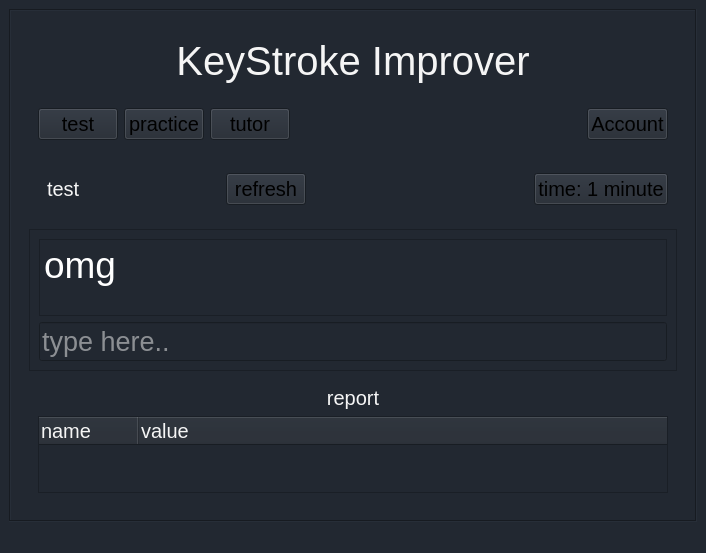
This is home.ui in Prakash5209/typing_tutor as Qt 5 draws it before an edit. The edited form follows.
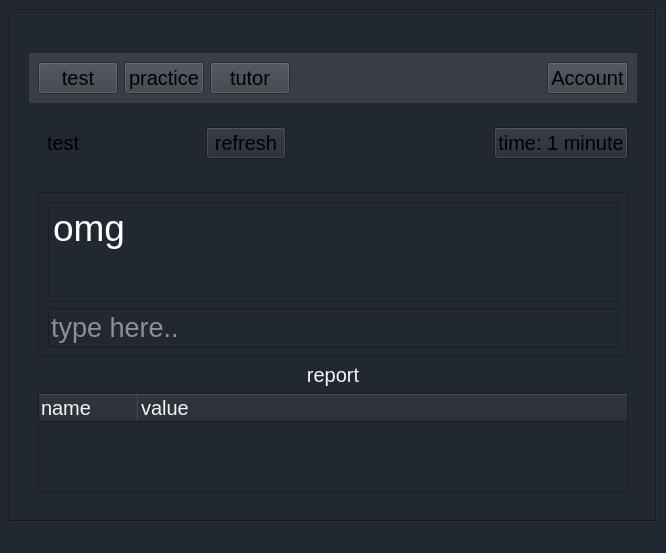
This is the edited form.

```diff
--- a/home.ui
+++ b/home.ui
@@ -6,7 +6,7 @@
    <rect>
     <x>0</x>
     <y>0</y>
-    <width>706</width>
+    <width>666</width>
     <height>553</height>
    </rect>
   </property>
@@ -48,7 +48,7 @@
         <rect>
          <x>0</x>
          <y>0</y>
-         <width>684</width>
+         <width>644</width>
          <height>488</height>
         </rect>
        </property>
@@ -127,7 +127,7 @@
                     </font>
                    </property>
                    <property name="styleSheet">
-                    <string notr="true">color:whitesmoke;</string>
+                    <string notr="true"/>
                    </property>
                    <property name="text">
                     <string>test</string>
@@ -219,93 +219,7 @@
              <property name="frameShadow">
               <enum>QFrame::Raised</enum>
              </property>
-             <layout class="QVBoxLayout" name="verticalLayout_3">
-              <item>
-               <widget class="QLabel" name="label">
-                <property name="font">
-                 <font>
-                  <family>Ubuntu</family>
-                  <pointsize>30</pointsize>
-                  <weight>50</weight>
-                  <italic>false</italic>
-                  <bold>false</bold>
-                 </font>
-                </property>
-                <property name="styleSheet">
-                 <string notr="true">color:whitesmoke;
-font: 30pt &quot;Ubuntu&quot;;</string>
-                </property>
-                <property name="text">
-                 <string>KeyStroke Improver</string>
-                </property>
-                <property name="alignment">
-                 <set>Qt::AlignCenter</set>
-                </property>
-               </widget>
-              </item>
-             </layout>
-            </widget>
-           </item>
-           <item row="3" column="0">
-            <widget class="QFrame" name="frame_3">
-             <property name="font">
-              <font>
-               <pointsize>15</pointsize>
-              </font>
-             </property>
-             <property name="frameShape">
-              <enum>QFrame::StyledPanel</enum>
-             </property>
-             <property name="frameShadow">
-              <enum>QFrame::Raised</enum>
-             </property>
-             <layout class="QVBoxLayout" name="verticalLayout">
-              <item>
-               <widget class="QTextBrowser" name="testTextBrowser">
-                <property name="font">
-                 <font>
-                  <pointsize>15</pointsize>
-                 </font>
-                </property>
-                <property name="styleSheet">
-                 <string notr="true">color:whitesmoke;</string>
-                </property>
-                <property name="markdown">
-                 <string>omg
-
-</string>
-                </property>
-                <property name="html">
-                 <string>&lt;!DOCTYPE HTML PUBLIC &quot;-//W3C//DTD HTML 4.0//EN&quot; &quot;http://www.w3.org/TR/REC-html40/strict.dtd&quot;&gt;
-&lt;html&gt;&lt;head&gt;&lt;meta name=&quot;qrichtext&quot; content=&quot;1&quot; /&gt;&lt;style type=&quot;text/css&quot;&gt;
-p, li { white-space: pre-wrap; }
-&lt;/style&gt;&lt;/head&gt;&lt;body style=&quot; font-family:'Ubuntu'; font-size:15pt; font-weight:400; font-style:normal;&quot;&gt;
-&lt;p style=&quot; margin-top:6px; margin-bottom:6px; margin-left:0px; margin-right:0px; -qt-block-indent:0; text-indent:0px;&quot;&gt;&lt;span style=&quot; font-size:28pt; color:#ffffff;&quot;&gt;omg&lt;/span&gt;&lt;/p&gt;&lt;/body&gt;&lt;/html&gt;</string>
-                </property>
-                <property name="overwriteMode">
-                 <bool>false</bool>
-                </property>
-               </widget>
-              </item>
-              <item>
-               <widget class="QLineEdit" name="test_type">
-                <property name="font">
-                 <font>
-                  <pointsize>20</pointsize>
-                 </font>
-                </property>
-                <property name="styleSheet">
-                 <string notr="true">color:whitesmoke;</string>
-                </property>
-                <property name="text">
-                 <string/>
-                </property>
-                <property name="placeholderText">
-                 <string>type here..</string>
-                </property>
-               </widget>
-              </item>
-             </layout>
+             <layout class="QVBoxLayout" name="verticalLayout_3"/>
             </widget>
            </item>
            <item row="1" column="0">
@@ -321,6 +235,9 @@
                <pointsize>15</pointsize>
               </font>
              </property>
+             <property name="styleSheet">
+              <string notr="true">background-color:#393E46;</string>
+             </property>
              <property name="frameShape">
               <enum>QFrame::NoFrame</enum>
              </property>
@@ -431,11 +348,73 @@
                <rect>
                 <x>0</x>
                 <y>0</y>
-                <width>634</width>
-                <height>117</height>
+                <width>608</width>
+                <height>300</height>
                </rect>
               </property>
               <layout class="QVBoxLayout" name="verticalLayout_2">
+               <item>
+                <widget class="QFrame" name="frame_3">
+                 <property name="font">
+                  <font>
+                   <pointsize>15</pointsize>
+                  </font>
+                 </property>
+                 <property name="frameShape">
+                  <enum>QFrame::StyledPanel</enum>
+                 </property>
+                 <property name="frameShadow">
+                  <enum>QFrame::Raised</enum>
+                 </property>
+                 <layout class="QVBoxLayout" name="verticalLayout">
+                  <item>
+                   <widget class="QTextBrowser" name="testTextBrowser">
+                    <property name="font">
+                     <font>
+                      <pointsize>15</pointsize>
+                     </font>
+                    </property>
+                    <property name="styleSheet">
+                     <string notr="true"/>
+                    </property>
+                    <property name="markdown">
+                     <string>omg
+
+</string>
+                    </property>
+                    <property name="html">
+                     <string>&lt;!DOCTYPE HTML PUBLIC &quot;-//W3C//DTD HTML 4.0//EN&quot; &quot;http://www.w3.org/TR/REC-html40/strict.dtd&quot;&gt;
+&lt;html&gt;&lt;head&gt;&lt;meta name=&quot;qrichtext&quot; content=&quot;1&quot; /&gt;&lt;style type=&quot;text/css&quot;&gt;
+p, li { white-space: pre-wrap; }
+&lt;/style&gt;&lt;/head&gt;&lt;body style=&quot; font-family:'Ubuntu'; font-size:15pt; font-weight:400; font-style:normal;&quot;&gt;
+&lt;p style=&quot; margin-top:6px; margin-bottom:6px; margin-left:0px; margin-right:0px; -qt-block-indent:0; text-indent:0px;&quot;&gt;&lt;span style=&quot; font-size:28pt; color:#ffffff;&quot;&gt;omg&lt;/span&gt;&lt;/p&gt;&lt;/body&gt;&lt;/html&gt;</string>
+                    </property>
+                    <property name="overwriteMode">
+                     <bool>false</bool>
+                    </property>
+                   </widget>
+                  </item>
+                  <item>
+                   <widget class="QLineEdit" name="test_type">
+                    <property name="font">
+                     <font>
+                      <pointsize>20</pointsize>
+                     </font>
+                    </property>
+                    <property name="styleSheet">
+                     <string notr="true">color:whitesmoke;</string>
+                    </property>
+                    <property name="text">
+                     <string/>
+                    </property>
+                    <property name="placeholderText">
+                     <string>type here..</string>
+                    </property>
+                   </widget>
+                  </item>
+                 </layout>
+                </widget>
+               </item>
                <item>
                 <widget class="QLabel" name="label_4">
                  <property name="font">
```
Left out of the diff: 2 changed lines with no effect on the pictures.
